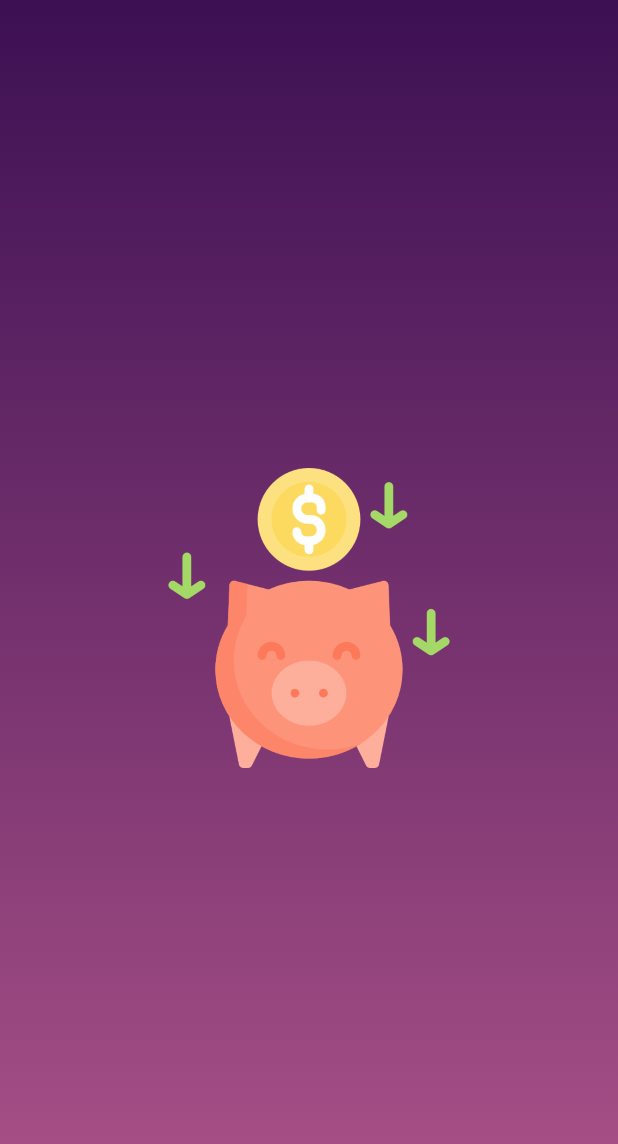
After one commit to VitorCezila/currency-converter-api, an Android app: the SplashScreenActivity screen opened directly, with no data from a screen before it, on a phone screen of 412 x 824 dp. The commit adds this screen. Shown: the top 1144 px of the screen. Run offline under Robolectric (Android 15) with nearby library versions, the phone set to English and light mode, and no system bars.

Commit message:
Splashscreen
Added some style to the app and a splashscreen.

```diff
--- a/app/src/main/AndroidManifest.xml
+++ b/app/src/main/AndroidManifest.xml
@@ -2,7 +2,7 @@
 <manifest xmlns:android="http://schemas.android.com/apk/res/android"
     package="com.example.currencyconversorapi">
 
-    <uses-permission android:name="android.permission.INTERNET"/>
+    <uses-permission android:name="android.permission.INTERNET" />
 
     <application
         android:allowBackup="true"
@@ -11,7 +11,10 @@
         android:roundIcon="@mipmap/ic_launcher_round"
         android:supportsRtl="true"
         android:theme="@style/AppTheme">
-        <activity android:name=".MainActivity">
+        <activity android:name=".MainActivity"></activity>
+        <activity
+            android:name=".SplashScreenActivity"
+            android:theme="@style/Theme.AppCompat.NoActionBar">
             <intent-filter>
                 <action android:name="android.intent.action.MAIN" />
 
--- a/app/src/main/java/com/example/currencyconversorapi/MainActivity.kt
+++ b/app/src/main/java/com/example/currencyconversorapi/MainActivity.kt
@@ -10,6 +10,7 @@ import android.widget.AdapterView
 import android.widget.ArrayAdapter
 import android.widget.Spinner
 import android.widget.Toast
+import androidx.appcompat.app.AppCompatDelegate
 import kotlinx.android.synthetic.main.activity_main.*
 import kotlinx.coroutines.Dispatchers
 import kotlinx.coroutines.GlobalScope
--- /dev/null
+++ b/app/src/main/java/com/example/currencyconversorapi/SplashScreenActivity.kt
@@ -0,0 +1,25 @@
+package com.example.currencyconversorapi
+
+import android.content.Intent
+import androidx.appcompat.app.AppCompatActivity
+import android.os.Bundle
+import android.os.Handler
+import androidx.appcompat.app.AppCompatDelegate
+
+class SplashScreenActivity : AppCompatActivity() {
+
+    lateinit var handler: Handler
+    override fun onCreate(savedInstanceState: Bundle?) {
+        super.onCreate(savedInstanceState)
+        setContentView(R.layout.activity_splash_screen)
+
+        handler = Handler()
+        handler.postDelayed({
+            val intent = Intent(this, MainActivity::class.java)
+            startActivity(intent)
+            finish()
+
+        }, 3000) //delaying 3 seconds to open mainactivity.
+
+    }
+}
--- /dev/null
+++ b/app/src/main/res/drawable/gradient_background_splash.xml
@@ -0,0 +1,14 @@
+<?xml version="1.0" encoding="utf-8"?>
+<selector xmlns:android="http://schemas.android.com/apk/res/android">
+
+    <item>
+
+        <shape>
+
+            <gradient android:angle="90" android:endColor="@color/endColorSplash" android:startColor="@color/startColorSplash" android:type="linear" />
+
+        </shape>
+
+    </item>
+
+</selector>
--- a/app/src/main/res/layout/activity_main.xml
+++ b/app/src/main/res/layout/activity_main.xml
@@ -3,10 +3,12 @@
     xmlns:app="http://schemas.android.com/apk/res-auto"
     xmlns:tools="http://schemas.android.com/tools"
     android:layout_width="match_parent"
+    android:background="@drawable/gradient_background_splash"
     android:layout_height="match_parent"
     tools:context=".MainActivity">
 
     <androidx.cardview.widget.CardView
+        android:backgroundTint="@color/llColor"
         android:layout_centerInParent="true"
         android:layout_width="wrap_content"
         android:layout_height="wrap_content"
--- /dev/null
+++ b/app/src/main/res/layout/activity_splash_screen.xml
@@ -0,0 +1,22 @@
+<?xml version="1.0" encoding="utf-8"?>
+<androidx.constraintlayout.widget.ConstraintLayout xmlns:android="http://schemas.android.com/apk/res/android"
+    xmlns:app="http://schemas.android.com/apk/res-auto"
+    xmlns:tools="http://schemas.android.com/tools"
+    android:layout_width="match_parent"
+    android:layout_height="match_parent"
+    android:background="@drawable/gradient_background_splash"
+    tools:context=".SplashScreenActivity">
+
+
+    <ImageView
+        android:id="@+id/coinLogo"
+        android:layout_width="200dp"
+        android:layout_height="200dp"
+        android:contentDescription="@string/contentDescLogo"
+        android:src="@drawable/piggy_bank"
+        app:layout_constraintBottom_toBottomOf="parent"
+        app:layout_constraintEnd_toEndOf="parent"
+        app:layout_constraintStart_toStartOf="parent"
+        app:layout_constraintTop_toTopOf="parent" />
+
+</androidx.constraintlayout.widget.ConstraintLayout>
--- a/app/src/main/res/values/colors.xml
+++ b/app/src/main/res/values/colors.xml
@@ -1,6 +1,11 @@
 <?xml version="1.0" encoding="utf-8"?>
 <resources>
-    <color name="colorPrimary">#000000</color>
-    <color name="colorPrimaryDark">#000000</color>
-    <color name="colorAccent">#000000</color>
+    <color name="colorPrimary">#fff</color>
+    <color name="colorPrimaryDark">#ffff</color>
+    <color name="colorAccent">#ffff</color>
+    <color name="white">#fff</color>
+    <color name="black">#000</color>
+    <color name="startColorSplash">#ad5389</color>
+    <color name="endColorSplash">#3c1053</color>
+    <color name="llColor">#3c1053</color>
 </resources>
--- a/app/src/main/res/values/strings.xml
+++ b/app/src/main/res/values/strings.xml
@@ -25,5 +25,7 @@
 
     </string-array>
 
+    <string name="contentDescLogo">piggyLogo</string>
+
 
 </resources>
--- a/app/src/main/res/values/styles.xml
+++ b/app/src/main/res/values/styles.xml
@@ -1,6 +1,6 @@
 <resources>
     <!-- Base application theme. -->
-    <style name="AppTheme" parent="Theme.AppCompat.Light.DarkActionBar">
+    <style name="AppTheme" parent="Theme.AppCompat.DayNight.NoActionBar">
         <!-- Customize your theme here. -->
         <item name="colorPrimary">@color/colorPrimary</item>
         <item name="colorPrimaryDark">@color/colorPrimaryDark</item>
```
Also changed, not shown: app/src/main/res/drawable/piggy_bank.png (added), app/src/main/res/font/futura_heavy.otf (added).
